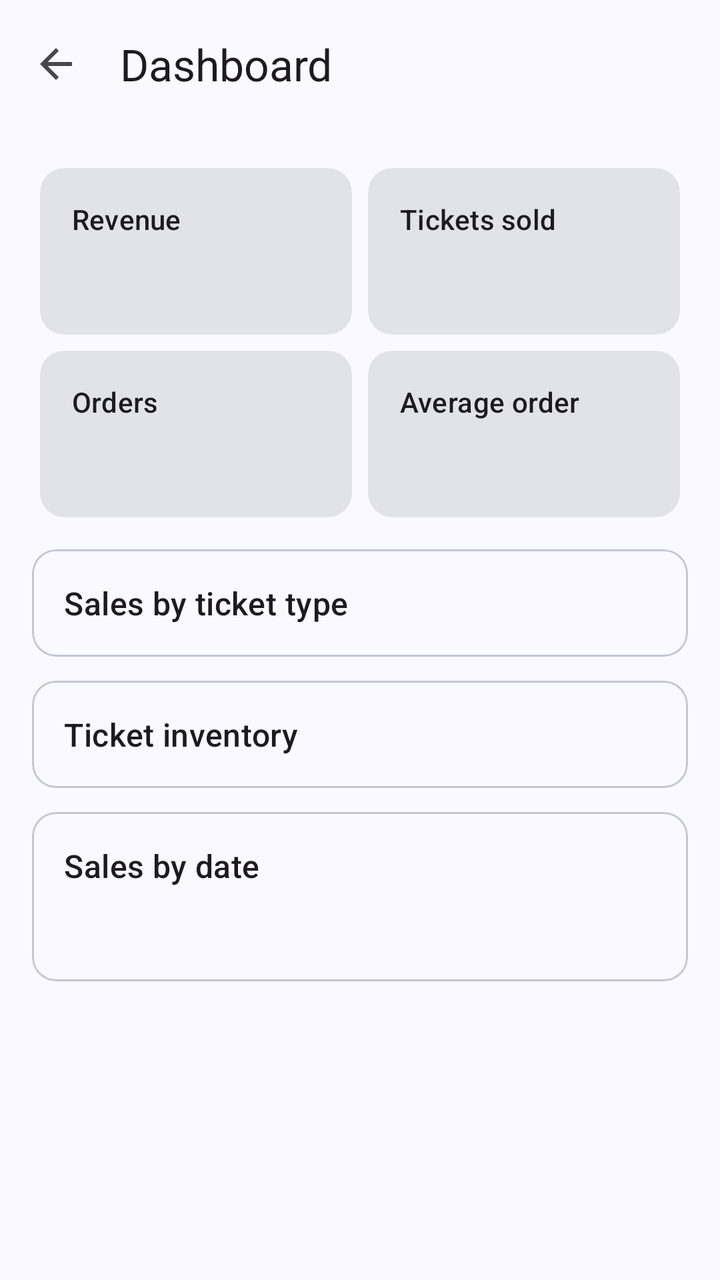
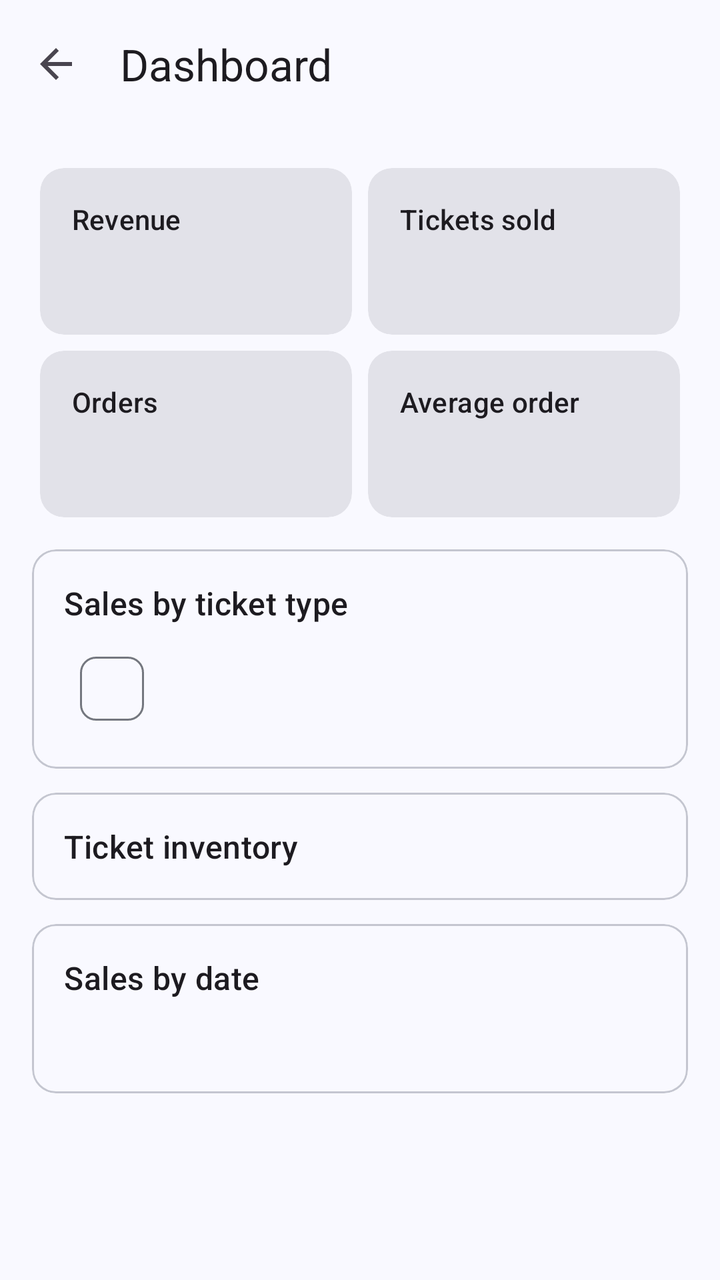

The first picture is an Android layout as it rendered before a commit; the second is the same layout after the commit. The layout source and the unified diff follow.
<!-- AndroidManifest.xml: application theme Theme.Ticketree -->
<!-- res/layout/activity_organizer_dashboard.xml -->
<?xml version="1.0" encoding="utf-8"?>
<LinearLayout xmlns:android="http://schemas.android.com/apk/res/android"
    xmlns:app="http://schemas.android.com/apk/res-auto"
    android:layout_width="match_parent"
    android:layout_height="match_parent"
    android:fitsSystemWindows="true"
    android:orientation="vertical">

    <com.google.android.material.appbar.MaterialToolbar
        android:id="@+id/toolbar"
        android:layout_width="match_parent"
        android:layout_height="?attr/actionBarSize"
        app:navigationIcon="@drawable/ic_back"
        app:title="Dashboard" />

    <ScrollView
        android:layout_width="match_parent"
        android:layout_height="0dp"
        android:layout_weight="1">

        <LinearLayout
            android:layout_width="match_parent"
            android:layout_height="wrap_content"
            android:orientation="vertical"
            android:padding="16dp">

            <GridLayout
                android:layout_width="match_parent"
                android:layout_height="wrap_content"
                android:columnCount="2">

                <com.google.android.material.card.MaterialCardView
                    style="@style/Widget.Material3.CardView.Filled"
                    android:layout_width="0dp"
                    android:layout_height="wrap_content"
                    android:layout_columnWeight="1"
                    android:layout_margin="4dp">

                    <LinearLayout
                        android:layout_width="match_parent"
                        android:layout_height="wrap_content"
                        android:orientation="vertical"
                        android:padding="16dp">

                        <com.google.android.material.textview.MaterialTextView
                            android:layout_width="wrap_content"
                            android:layout_height="wrap_content"
                            android:text="Revenue"
                            android:textAppearance="?attr/textAppearanceLabelLarge" />

                        <com.google.android.material.textview.MaterialTextView
                            android:id="@+id/tvRevenue"
                            android:layout_width="wrap_content"
                            android:layout_height="wrap_content"
                            android:textAppearance="?attr/textAppearanceHeadlineSmall"
                            android:textColor="@color/success" />
                    </LinearLayout>
                </com.google.android.material.card.MaterialCardView>

                <com.google.android.material.card.MaterialCardView
                    style="@style/Widget.Material3.CardView.Filled"
                    android:layout_width="0dp"
                    android:layout_height="wrap_content"
                    android:layout_columnWeight="1"
                    android:layout_margin="4dp">

                    <LinearLayout
                        android:layout_width="match_parent"
                        android:layout_height="wrap_content"
                        android:orientation="vertical"
                        android:padding="16dp">

                        <com.google.android.material.textview.MaterialTextView
                            android:layout_width="wrap_content"
                            android:layout_height="wrap_content"
                            android:text="Tickets sold"
                            android:textAppearance="?attr/textAppearanceLabelLarge" />

                        <com.google.android.material.textview.MaterialTextView
                            android:id="@+id/tvTickets"
                            android:layout_width="wrap_content"
                            android:layout_height="wrap_content"
                            android:textAppearance="?attr/textAppearanceHeadlineSmall" />
                    </LinearLayout>
                </com.google.android.material.card.MaterialCardView>

                <com.google.android.material.card.MaterialCardView
                    style="@style/Widget.Material3.CardView.Filled"
                    android:layout_width="0dp"
                    android:layout_height="wrap_content"
                    android:layout_columnWeight="1"
                    android:layout_margin="4dp">

                    <LinearLayout
                        android:layout_width="match_parent"
                        android:layout_height="wrap_content"
                        android:orientation="vertical"
                        android:padding="16dp">

                        <com.google.android.material.textview.MaterialTextView
                            android:layout_width="wrap_content"
                            android:layout_height="wrap_content"
                            android:text="Orders"
                            android:textAppearance="?attr/textAppearanceLabelLarge" />

                        <com.google.android.material.textview.MaterialTextView
                            android:id="@+id/tvOrders"
                            android:layout_width="wrap_content"
                            android:layout_height="wrap_content"
                            android:textAppearance="?attr/textAppearanceHeadlineSmall" />
                    </LinearLayout>
                </com.google.android.material.card.MaterialCardView>

                <com.google.android.material.card.MaterialCardView
                    style="@style/Widget.Material3.CardView.Filled"
                    android:layout_width="0dp"
                    android:layout_height="wrap_content"
                    android:layout_columnWeight="1"
                    android:layout_margin="4dp">

                    <LinearLayout
                        android:layout_width="match_parent"
                        android:layout_height="wrap_content"
                        android:orientation="vertical"
                        android:padding="16dp">

                        <com.google.android.material.textview.MaterialTextView
                            android:layout_width="wrap_content"
                            android:layout_height="wrap_content"
                            android:text="Average order"
                            android:textAppearance="?attr/textAppearanceLabelLarge" />

                        <com.google.android.material.textview.MaterialTextView
                            android:id="@+id/tvAverage"
                            android:layout_width="wrap_content"
                            android:layout_height="wrap_content"
                            android:textAppearance="?attr/textAppearanceHeadlineSmall" />
                    </LinearLayout>
                </com.google.android.material.card.MaterialCardView>
            </GridLayout>

            <com.google.android.material.card.MaterialCardView
                android:layout_width="match_parent"
                android:layout_height="wrap_content"
                android:layout_marginTop="12dp">

                <LinearLayout
                    android:layout_width="match_parent"
                    android:layout_height="wrap_content"
                    android:orientation="vertical"
                    android:padding="16dp">

                    <com.google.android.material.textview.MaterialTextView
                        android:layout_width="match_parent"
                        android:layout_height="wrap_content"
                        android:text="Sales by ticket type"
                        android:textAppearance="?attr/textAppearanceTitleMedium" />

                    <LinearLayout
                        android:id="@+id/llByType"
                        android:layout_width="match_parent"
                        android:layout_height="wrap_content"
                        android:orientation="vertical" />
                </LinearLayout>
            </com.google.android.material.card.MaterialCardView>

            <com.google.android.material.card.MaterialCardView
                android:layout_width="match_parent"
                android:layout_height="wrap_content"
                android:layout_marginTop="12dp">

                <LinearLayout
                    android:layout_width="match_parent"
                    android:layout_height="wrap_content"
                    android:orientation="vertical"
                    android:padding="16dp">

                    <com.google.android.material.textview.MaterialTextView
                        android:layout_width="match_parent"
                        android:layout_height="wrap_content"
                        android:text="Ticket inventory"
                        android:textAppearance="?attr/textAppearanceTitleMedium" />

                    <LinearLayout
                        android:id="@+id/llInventory"
                        android:layout_width="match_parent"
                        android:layout_height="wrap_content"
                        android:orientation="vertical" />
                </LinearLayout>
            </com.google.android.material.card.MaterialCardView>

            <com.google.android.material.card.MaterialCardView
                android:layout_width="match_parent"
                android:layout_height="wrap_content"
                android:layout_marginTop="12dp">

                <LinearLayout
                    android:layout_width="match_parent"
                    android:layout_height="wrap_content"
                    android:orientation="vertical"
                    android:padding="16dp">

                    <com.google.android.material.textview.MaterialTextView
                        android:layout_width="match_parent"
                        android:layout_height="wrap_content"
                        android:text="Sales by date"
                        android:textAppearance="?attr/textAppearanceTitleMedium" />

                    <LinearLayout
                        android:id="@+id/llByDate"
                        android:layout_width="match_parent"
                        android:layout_height="wrap_content"
                        android:orientation="vertical" />

                    <com.google.android.material.textview.MaterialTextView
                        android:id="@+id/tvLatest"
                        android:layout_width="match_parent"
                        android:layout_height="wrap_content"
                        android:layout_marginTop="12dp" />
                </LinearLayout>
            </com.google.android.material.card.MaterialCardView>
        </LinearLayout>
    </ScrollView>
</LinearLayout>
<!-- resources referenced by this layout -->
<resources>
  <color name="success">#2E7D32</color>
  <!-- drawable ic_back (drawable) -->
  <vector xmlns:android="http://schemas.android.com/apk/res/android"
      android:width="24dp"
      android:height="24dp"
      android:tint="?attr/colorControlNormal"
      android:viewportWidth="24"
      android:viewportHeight="24">
      <path
          android:fillColor="@android:color/white"
          android:pathData="M20,11H7.83l5.59,-5.59L12,4l-8,8 8,8 1.41,-1.41L7.83,13H20v-2z" />
  </vector>
  <style name="Theme.Ticketree" parent="AppTheme">
          <item name="android:windowSoftInputMode">adjustResize</item>
      </style>
  <color name="md_theme_primary">#415F91</color>
  <color name="md_theme_onPrimary">#FFFFFF</color>
  <color name="md_theme_primaryContainer">#D6E3FF</color>
  <color name="md_theme_onPrimaryContainer">#284777</color>
  <color name="md_theme_secondary">#565F71</color>
  <color name="md_theme_onSecondary">#FFFFFF</color>
  <color name="md_theme_secondaryContainer">#DAE2F9</color>
  <color name="md_theme_onSecondaryContainer">#3E4759</color>
  <color name="md_theme_tertiary">#705575</color>
  <color name="md_theme_onTertiary">#FFFFFF</color>
  <color name="md_theme_tertiaryContainer">#FAD8FD</color>
  <color name="md_theme_onTertiaryContainer">#573E5C</color>
  <color name="md_theme_error">#BA1A1A</color>
  <color name="md_theme_onError">#FFFFFF</color>
  <color name="md_theme_errorContainer">#FFDAD6</color>
  <color name="md_theme_onErrorContainer">#93000A</color>
  <color name="md_theme_background">#F9F9FF</color>
  <color name="md_theme_onBackground">#191C20</color>
  <color name="md_theme_surface">#F9F9FF</color>
  <color name="md_theme_onSurface">#191C20</color>
  <color name="md_theme_surfaceVariant">#E0E2EC</color>
  <color name="md_theme_onSurfaceVariant">#44474E</color>
  <color name="md_theme_outline">#74777F</color>
  <color name="md_theme_outlineVariant">#C4C6D0</color>
  <color name="md_theme_inverseSurface">#2E3036</color>
  <color name="md_theme_inverseOnSurface">#F0F0F7</color>
  <color name="md_theme_inversePrimary">#AAC7FF</color>
  <color name="md_theme_primaryFixed">#D6E3FF</color>
  <color name="md_theme_onPrimaryFixed">#001B3E</color>
  <color name="md_theme_primaryFixedDim">#AAC7FF</color>
  <color name="md_theme_onPrimaryFixedVariant">#284777</color>
  <color name="md_theme_secondaryFixed">#DAE2F9</color>
  <color name="md_theme_onSecondaryFixed">#131C2B</color>
  <color name="md_theme_secondaryFixedDim">#BEC6DC</color>
  <color name="md_theme_onSecondaryFixedVariant">#3E4759</color>
  <color name="md_theme_tertiaryFixed">#FAD8FD</color>
  <color name="md_theme_onTertiaryFixed">#28132E</color>
  <color name="md_theme_tertiaryFixedDim">#DDBCE0</color>
  <color name="md_theme_onTertiaryFixedVariant">#573E5C</color>
  <color name="md_theme_surfaceDim">#D9D9E0</color>
  <color name="md_theme_surfaceBright">#F9F9FF</color>
  <color name="md_theme_surfaceContainerLowest">#FFFFFF</color>
  <color name="md_theme_surfaceContainerLow">#F3F3FA</color>
  <color name="md_theme_surfaceContainer">#EDEDF4</color>
  <color name="md_theme_surfaceContainerHigh">#E7E8EE</color>
  <color name="md_theme_surfaceContainerHighest">#E2E2E9</color>
  <!-- unchanged entries left out for length: 1 -->
</resources>

<!-- the commit's change to res/layout/activity_organizer_dashboard.xml (unified diff, before → after) -->
@@ -10,6 +10,7 @@
         android:id="@+id/toolbar"
         android:layout_width="match_parent"
         android:layout_height="?attr/actionBarSize"
+        app:navigationContentDescription="Back"
         app:navigationIcon="@drawable/ic_back"
         app:title="Dashboard" />
 
@@ -155,6 +156,14 @@
                         android:layout_height="wrap_content"
                         android:text="Sales by ticket type"
                         android:textAppearance="?attr/textAppearanceTitleMedium" />
+
+                    <com.google.android.material.chip.Chip
+                        android:id="@+id/chipBest"
+                        style="@style/Widget.Material3.Chip.Assist"
+                        android:layout_width="wrap_content"
+                        android:layout_height="wrap_content"
+                        android:layout_marginTop="8dp"
+                        android:clickable="false" />
 
                     <LinearLayout
                         android:id="@+id/llByType"
<!-- resource entries referenced after the edit -->
@@ -14,6 +14,13 @@
   </vector>
   <style name="Theme.Ticketree" parent="AppTheme">
           <item name="android:windowSoftInputMode">adjustResize</item>
+          <item name="android:windowAnimationStyle">@style/Animation.Ticketree</item>
+      </style>
+  <style name="Animation.Ticketree" parent="@android:style/Animation.Activity">
+          <item name="android:activityOpenEnterAnimation">@anim/screen_open_enter</item>
+          <item name="android:activityOpenExitAnimation">@anim/screen_open_exit</item>
+          <item name="android:activityCloseEnterAnimation">@anim/screen_close_enter</item>
+          <item name="android:activityCloseExitAnimation">@anim/screen_close_exit</item>
       </style>
   <color name="md_theme_primary">#415F91</color>
   <color name="md_theme_onPrimary">#FFFFFF</color>
